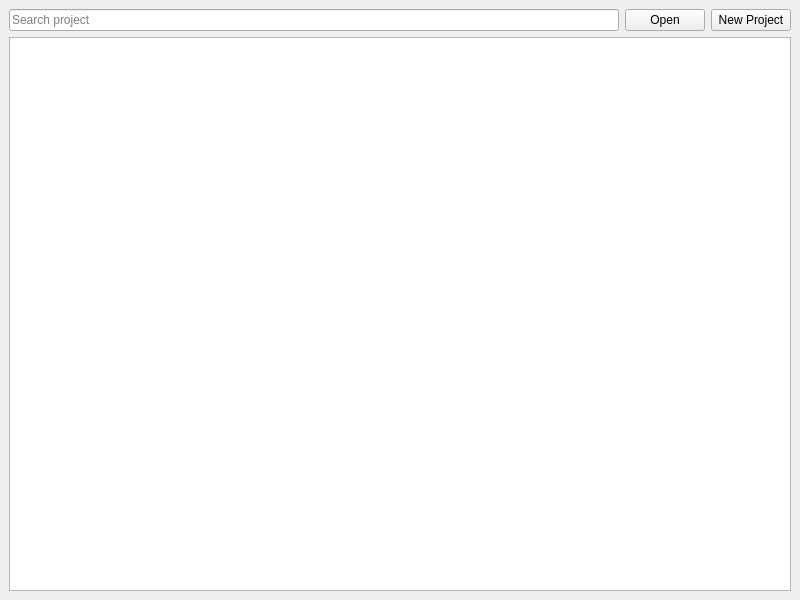
Old version of the form uis/flow/editor/project/no_project_window.ui in the repository AdamMinge/pillar_app.
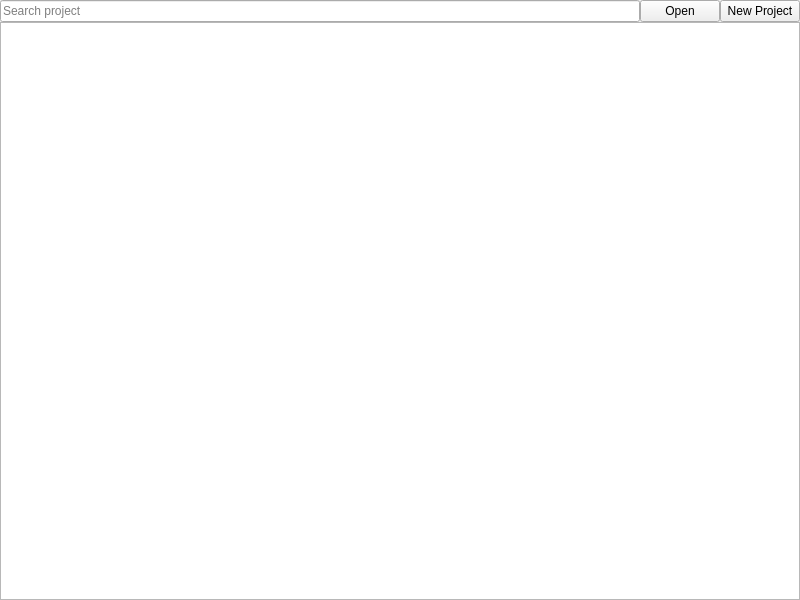
New version of the form. Custom widgets are drawn as their Qt base class.

What changed in the file:
```diff
--- a/uis/flow/editor/project/no_project_window.ui
+++ b/uis/flow/editor/project/no_project_window.ui
@@ -15,13 +15,34 @@
   </property>
   <widget class="QWidget" name="centralwidget">
    <layout class="QVBoxLayout" name="verticalLayout_2">
+    <property name="spacing">
+     <number>6</number>
+    </property>
+    <property name="leftMargin">
+     <number>0</number>
+    </property>
+    <property name="topMargin">
+     <number>0</number>
+    </property>
+    <property name="rightMargin">
+     <number>0</number>
+    </property>
+    <property name="bottomMargin">
+     <number>0</number>
+    </property>
     <item>
      <layout class="QVBoxLayout" name="verticalLayout">
+      <property name="spacing">
+       <number>0</number>
+      </property>
       <property name="sizeConstraint">
        <enum>QLayout::SetDefaultConstraint</enum>
       </property>
       <item>
        <layout class="QHBoxLayout" name="horizontalLayout">
+        <property name="spacing">
+         <number>0</number>
+        </property>
         <property name="leftMargin">
          <number>0</number>
         </property>
@@ -71,6 +92,13 @@
    </layout>
   </widget>
  </widget>
+ <customwidgets>
+  <customwidget>
+   <class>utils::QtUnselectableListView</class>
+   <extends>QListView</extends>
+   <header location="global">flow/utils/qt/view/unselectable_view.h</header>
+  </customwidget>
+ </customwidgets>
  <resources/>
  <connections/>
 </ui>
```
Left out of the diff: 2 changed lines with no effect on the pictures.
